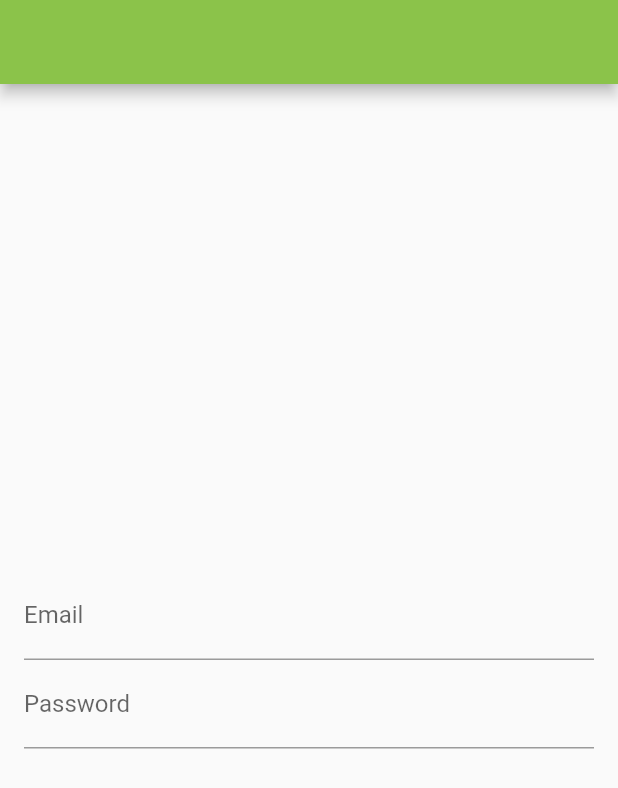
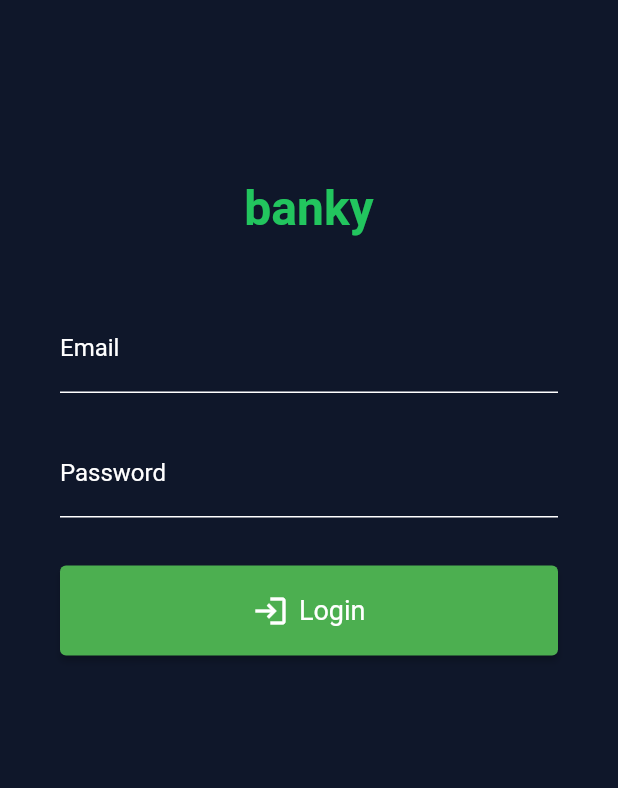
Before and after one commit to LuizGuilherme13/login-page, a Flutter app: the screen it shows after launch, on a phone screen of 412 x 824 dp. Shown: the top 788 px of the screen. Run offline on Flutter 3.47's test engine with Material 2 defaults, Android fonts, the phone set to English and light mode, and no system bars; Roboto replaces fonts that are missing (RaleWay).

```diff
--- a/lib/app.dart
+++ b/lib/app.dart
@@ -1,5 +1,6 @@
 import 'package:flutter/material.dart';
-import 'package:login_page/src/login/login_page.dart';
+import 'package:login_page/src/pages/home/home_page.dart';
+import 'package:login_page/src/pages/login/login_page.dart';
 
 class App extends StatelessWidget {
   const App({super.key});
@@ -8,8 +9,12 @@ class App extends StatelessWidget {
   Widget build(BuildContext context) {
     return MaterialApp(
       debugShowCheckedModeBanner: false,
-      theme: ThemeData(primarySwatch: Colors.lightGreen),
-      home: const LoginPage(),
+      theme: ThemeData(primarySwatch: Colors.green),
+      routes: {
+        '/': (context) => const LoginPage(),
+        '/home': (context) => const HomePage()
+      },
+      // home: const LoginPage(),
     );
   }
 }
--- /dev/null
+++ b/lib/data/models/login.dart
@@ -0,0 +1,46 @@
+class LoginResponse {
+  User user;
+
+  LoginResponse({required this.user});
+
+  factory LoginResponse.fromJson(Map<String, dynamic> json) =>
+      LoginResponse(user: User.fromJson(json['user_info']));
+}
+
+class User {
+  Info info;
+
+  User({required this.info});
+
+  factory User.fromJson(Map<String, dynamic> json) =>
+      User(info: Info.fromJson(json['info']));
+}
+
+class Info {
+  int id;
+  String name;
+  String username;
+  String avatar;
+  int age;
+  String city;
+  String country;
+
+  Info({
+    required this.id,
+    required this.name,
+    required this.username,
+    required this.avatar,
+    required this.age,
+    required this.city,
+    required this.country,
+  });
+
+  factory Info.fromJson(Map<String, dynamic> json) => Info(
+      id: json['user_id'],
+      name: json['name'],
+      username: json['username'],
+      avatar: json['avatar'],
+      age: json['age'],
+      city: json['city'],
+      country: json['country']);
+}
--- a/lib/src/login/login_page.dart
+++ /dev/null
@@ -1,31 +0,0 @@
-import 'package:flutter/material.dart';
-
-class LoginPage extends StatefulWidget {
-  const LoginPage({super.key});
-
-  @override
-  State<LoginPage> createState() => _LoginPageState();
-}
-
-class _LoginPageState extends State<LoginPage> {
-  @override
-  Widget build(BuildContext context) {
-    return Scaffold(
-      appBar: AppBar(),
-      body: Container(
-        padding: const EdgeInsets.all(16),
-        child: const Column(
-          mainAxisAlignment: MainAxisAlignment.center,
-          children: [
-            TextField(
-              decoration: InputDecoration(labelText: 'Email'),
-            ),
-            TextField(
-              decoration: InputDecoration(labelText: 'Password'),
-            )
-          ],
-        ),
-      ),
-    );
-  }
-}
--- /dev/null
+++ b/lib/src/pages/login/login_page.dart
@@ -0,0 +1,113 @@
+import 'package:flutter/material.dart';
+import 'package:login_page/data/models/login.dart';
+import 'package:login_page/data/user/user.dart';
+import 'package:login_page/src/pages/login/widgets/custom_text_input.dart';
+import 'package:login_page/src/shared/widgets/block_button.dart';
+
+class LoginPage extends StatefulWidget {
+  const LoginPage({super.key});
+
+  @override
+  State<LoginPage> createState() => _LoginPageState();
+}
+
+class _LoginPageState extends State<LoginPage> {
+  final GlobalKey<FormState> _formKey = GlobalKey<FormState>();
+  final TextEditingController _emailController = TextEditingController();
+  final TextEditingController _passwordController = TextEditingController();
+
+  void _submitForm() {
+    if (_formKey.currentState!.validate()) {
+      LoginResponse? data = _findUser(
+        email: _emailController.text,
+        password: _passwordController.text,
+      );
+      if (data != null) {
+        goToHome();
+      } else {
+        ScaffoldMessenger.of(context).showSnackBar(
+          const SnackBar(
+            content: Text('Incorrect email or password'),
+            backgroundColor: Colors.red,
+          ),
+        );
+      }
+    }
+  }
+
+  @override
+  Widget build(BuildContext context) {
+    return Form(
+      key: _formKey,
+      child: Scaffold(
+        backgroundColor: const Color(0xFF0F172A),
+        body: Container(
+          padding: const EdgeInsets.only(top: 120, left: 40, right: 40),
+          child: Column(
+            children: [
+              const SizedBox(
+                child: Text('banky',
+                    style: TextStyle(
+                      color: Color(0xFF22C55E),
+                      fontSize: 32,
+                      fontFamily: 'RaleWay',
+                      fontWeight: FontWeight.bold,
+                    )),
+              ),
+              const SizedBox(height: 45),
+              CustomTextInput(
+                controller: _emailController,
+                label: 'Email',
+                validator: _validateEmail,
+              ),
+              const SizedBox(height: 24),
+              CustomTextInput(
+                controller: _passwordController,
+                label: 'Password',
+                obscureText: true,
+              ),
+              const SizedBox(height: 32),
+              BlockButton(
+                icon: Icons.login,
+                label: 'Login',
+                onPressed: () {
+                  _submitForm();
+                },
+              ),
+            ],
+          ),
+        ),
+      ),
+    );
+  }
+
+  goToHome() {
+    Navigator.pushReplacementNamed(context, '/home');
+  }
+}
+
+String? _validateEmail(String? value) {
+  if (value == null || value.isEmpty) {
+    return 'Please enter a valid email';
+  }
+  return null;
+}
+
+LoginResponse? _findUser({required String email, required String password}) {
+  List<dynamic> users = userData['user'];
+  List<dynamic> infos = userInfo['user_info'];
+
+  for (var user in users) {
+    var userID = user['id'];
+
+    if (user['email'] == email && user['password'] == password) {
+      var matchingInfo = infos.firstWhere(
+        (info) => info['info']['user_id'] == userID,
+        orElse: () => null,
+      );
+
+      return LoginResponse(user: User.fromJson(matchingInfo));
+    }
+  }
+  return null;
+}
--- /dev/null
+++ b/lib/src/pages/login/widgets/custom_text_input.dart
@@ -0,0 +1,38 @@
+import 'package:flutter/material.dart';
+
+class CustomTextInput extends StatefulWidget {
+  final TextEditingController controller;
+  final String label;
+  final bool obscureText;
+  final String? Function(String?)? validator;
+
+  const CustomTextInput({
+    super.key,
+    required this.controller,
+    required this.label,
+    this.obscureText = false,
+    this.validator,
+  });
+
+  @override
+  State<CustomTextInput> createState() => _CustomTextInput();
+}
+
+class _CustomTextInput extends State<CustomTextInput> {
+  @override
+  Widget build(BuildContext context) {
+    return TextFormField(
+      style: const TextStyle(color: Colors.white),
+      controller: widget.controller,
+      decoration: InputDecoration(
+        labelText: widget.label,
+        labelStyle: const TextStyle(color: Colors.white),
+        enabledBorder: const UnderlineInputBorder(
+          borderSide: BorderSide(color: Colors.white),
+        ),
+      ),
+      obscureText: widget.obscureText,
+      validator: widget.validator,
+    );
+  }
+}
--- /dev/null
+++ b/lib/src/shared/widgets/block_button.dart
@@ -0,0 +1,32 @@
+import 'package:flutter/material.dart';
+
+class BlockButton extends StatelessWidget {
+  final IconData icon;
+  final String label;
+  final Function()? onPressed;
+
+  final buttonStyle = ElevatedButton.styleFrom(
+    textStyle: const TextStyle(fontSize: 18),
+    padding: const EdgeInsets.all(18),
+  );
+
+  BlockButton({
+    super.key,
+    required this.icon,
+    required this.label,
+    required this.onPressed,
+  });
+
+  @override
+  Widget build(BuildContext context) {
+    return SizedBox(
+      width: MediaQuery.of(context).size.width,
+      child: ElevatedButton.icon(
+        style: buttonStyle,
+        icon: Icon(icon),
+        label: Text(label),
+        onPressed: onPressed,
+      ),
+    );
+  }
+}
```
Also changed, not shown: lib/data/user/user.dart (added, +65 -0 lines), lib/src/pages/home/home_page.dart (added, +14 -0 lines), 1 other file.
